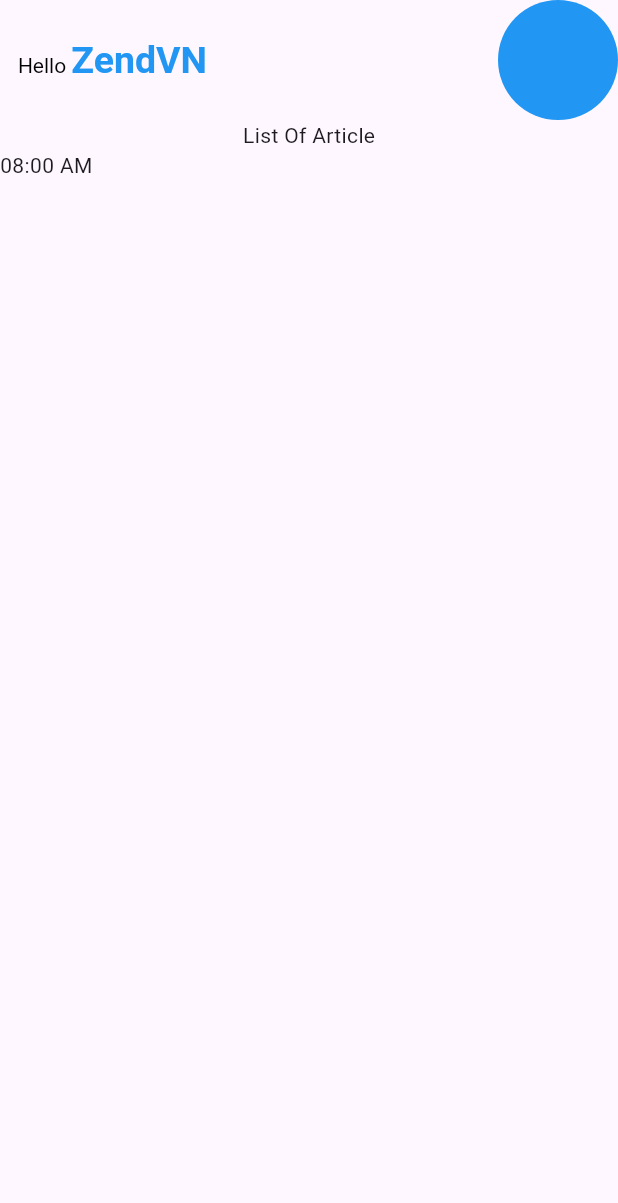
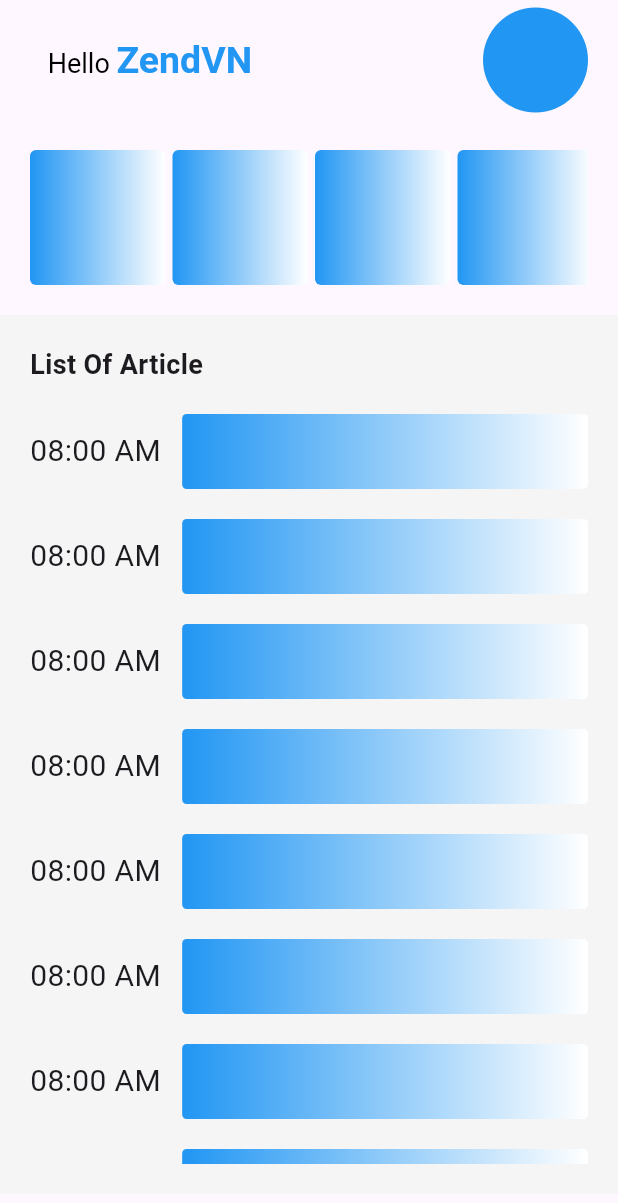
Before and after one commit to kietdvk/ListOfArticle, a Flutter app: the screen it shows after launch, on a phone screen of 412 x 824 dp. Shown: the top 1203 px of the screen. Run offline on Flutter 3.47's test engine with Material 2 defaults, Android fonts, the phone set to English and light mode, and no system bars.

Commit message:
List of Article final

```diff
--- a/lib/screens/home/home.dart
+++ b/lib/screens/home/home.dart
@@ -1,21 +1,26 @@
 import 'package:flutter/material.dart';
 
 class Homepage extends StatelessWidget {
-  const Homepage({super.key});
+  const Homepage({
+    super.key,
+  });
 
   @override
   Widget build(BuildContext context) {
     return Scaffold(
       appBar: AppBar(
-        leadingWidth: 150,
+        leadingWidth: 180,
         toolbarHeight: 80,
-        leading: Center(
+        leading: Padding(
+          padding: const EdgeInsets.only(left: 20),
+          child: Center(
             child: RichText(
               text: TextSpan(
                 children: [
                   TextSpan(
                       text: "Hello ",
                       style: TextStyle(
+                        fontSize: 18,
                         color: Colors.black,
                       )),
                   TextSpan(
@@ -29,10 +34,12 @@ class Homepage extends StatelessWidget {
               ),
             ),
           ),
+        ),
         actions: [
           Container(
-            width: 80,
-            height: 80,
+            margin: EdgeInsets.only(right: 20),
+            width: 70,
+            height: 70,
             decoration:
                 BoxDecoration(shape: BoxShape.circle, color: Colors.blue),
           )
@@ -40,16 +47,113 @@ class Homepage extends StatelessWidget {
       ),
       body: Column(
         children: [
-          Container(),
-          Text("List Of Article"),
-          Row(
+          Padding(
+            padding: const EdgeInsets.all(20),
+            child: Column(
               children: [
-              Text("08:00 AM"),
-              Container(),
+                SingleChildScrollView(
+                  scrollDirection: Axis.horizontal,
+                  child: Row(
+                    children: [
+                      CardArticle(),
+                      CardArticle(),
+                      CardArticle(),
+                      CardArticle(),
+                      CardArticle(),
                     ],
+                  ),
+                ),
+              ],
+            ),
+          ),
+          Container(
+            padding: EdgeInsetsDirectional.all(20),
+            decoration: BoxDecoration(color: Colors.grey[100]),
+            child: Column(
+              crossAxisAlignment: CrossAxisAlignment.start,
+              children: [
+                Text(
+                  "List Of Article",
+                  style: TextStyle(fontSize: 18, fontWeight: FontWeight.bold),
+                ),
+                SizedBox(
+                  height: 20,
+                ),
+                Container(
+                  height: 500,
+                  child: ListView.builder(
+                      scrollDirection: Axis.vertical,
+                      itemCount: 10,
+                      itemBuilder: (context, index) {
+                        return TimelineCard();
+                      }),
                 )
+              ],
+            ),
+          ),
         ],
       ),
     );
   }
 }
+
+class TimelineCard extends StatelessWidget {
+  TimelineCard({
+    super.key,
+  });
+
+  @override
+  Widget build(BuildContext context) {
+    return Padding(
+      padding: const EdgeInsets.only(bottom: 20),
+      child: Row(
+        children: [
+          Expanded(
+            flex: 3,
+            child: Text(
+              "08:00 AM",
+              style: TextStyle(fontSize: 20),
+            ),
+          ),
+          Expanded(
+            flex: 8,
+            child: Container(
+              width: double.infinity,
+              height: 50,
+              decoration: BoxDecoration(
+                gradient: LinearGradient(
+                    begin: Alignment.centerRight,
+                    end: Alignment.centerLeft,
+                    colors: [Colors.white, Colors.blue]),
+                borderRadius: BorderRadius.circular(3),
+              ),
+            ),
+          ),
+        ],
+      ),
+    );
+  }
+}
+
+class CardArticle extends StatelessWidget {
+  const CardArticle({
+    super.key,
+  });
+
+  @override
+  Widget build(BuildContext context) {
+    return Container(
+      margin: EdgeInsetsDirectional.only(end: 5),
+      width: 90,
+      height: 90,
+      decoration: BoxDecoration(
+        borderRadius: BorderRadius.circular(4),
+        gradient: LinearGradient(
+          begin: Alignment.centerRight,
+          end: Alignment.centerLeft,
+          colors: [Colors.white, Colors.blue],
+        ),
+      ),
+    );
+  }
+}
```
Also changed, not shown: lib/screens/home/timeline_card.dart (added, +62 -0 lines), lib/const/const.dart (renamed from lib/consts/const.dart). Lines whose indentation alone changed are shown as unchanged.
